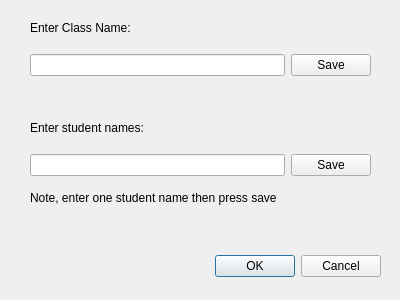
Qt form omr/interface/UI/newclass.ui (ccszwg/Exam-OMR) before a commit.
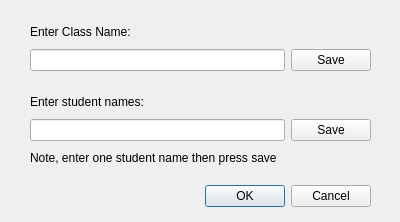
The same form after that commit.

```diff
--- a/omr/interface/UI/newclass.ui
+++ b/omr/interface/UI/newclass.ui
@@ -7,7 +7,7 @@
     <x>0</x>
     <y>0</y>
     <width>400</width>
-    <height>300</height>
+    <height>222</height>
    </rect>
   </property>
   <property name="windowTitle">
@@ -16,8 +16,8 @@
   <widget class="QDialogButtonBox" name="buttonBox">
    <property name="geometry">
     <rect>
-     <x>20</x>
-     <y>250</y>
+     <x>10</x>
+     <y>180</y>
      <width>361</width>
      <height>32</height>
     </rect>
@@ -33,81 +33,69 @@
    <property name="geometry">
     <rect>
      <x>30</x>
-     <y>40</y>
+     <y>20</y>
      <width>341</width>
      <height>51</height>
     </rect>
    </property>
    <layout class="QGridLayout" name="gridLayout">
-    <item row="0" column="1">
-     <widget class="QPushButton" name="Save_class_name">
-      <property name="text">
-       <string>Save</string>
-      </property>
-     </widget>
-    </item>
-    <item row="0" column="0">
+    <item row="1" column="0">
      <widget class="QLineEdit" name="lineEdit"/>
     </item>
+    <item row="1" column="1">
+     <widget class="QPushButton" name="Save_class_name">
+      <property name="text">
+       <string>Save</string>
+      </property>
+     </widget>
+    </item>
+    <item row="0" column="0">
+     <widget class="QLabel" name="label">
+      <property name="text">
+       <string>Enter Class Name:</string>
+      </property>
+     </widget>
+    </item>
    </layout>
   </widget>
   <widget class="QWidget" name="gridLayoutWidget_2">
    <property name="geometry">
     <rect>
      <x>30</x>
-     <y>140</y>
+     <y>90</y>
      <width>341</width>
      <height>51</height>
     </rect>
    </property>
    <layout class="QGridLayout" name="gridLayout_2">
-    <item row="0" column="1">
-     <widget class="QPushButton" name="Save_class_name_2">
-      <property name="text">
-       <string>Save</string>
-      </property>
-     </widget>
-    </item>
-    <item row="0" column="0">
+    <item row="1" column="0">
      <widget class="QLineEdit" name="lineEdit_2">
       <property name="text">
        <string/>
       </property>
      </widget>
     </item>
+    <item row="1" column="1">
+     <widget class="QPushButton" name="Save_class_name_2">
+      <property name="text">
+       <string>Save</string>
+      </property>
+     </widget>
+    </item>
+    <item row="0" column="0">
+     <widget class="QLabel" name="label_2">
+      <property name="text">
+       <string>Enter student names:</string>
+      </property>
+     </widget>
+    </item>
    </layout>
   </widget>
-  <widget class="QLabel" name="label">
-   <property name="geometry">
-    <rect>
-     <x>30</x>
-     <y>20</y>
-     <width>191</width>
-     <height>16</height>
-    </rect>
-   </property>
-   <property name="text">
-    <string>Enter Class Name:</string>
-   </property>
-  </widget>
-  <widget class="QLabel" name="label_2">
-   <property name="geometry">
-    <rect>
-     <x>30</x>
-     <y>120</y>
-     <width>191</width>
-     <height>16</height>
-    </rect>
-   </property>
-   <property name="text">
-    <string>Enter student names:</string>
-   </property>
-  </widget>
   <widget class="QLabel" name="label_3">
    <property name="geometry">
     <rect>
      <x>30</x>
-     <y>190</y>
+     <y>150</y>
      <width>341</width>
      <height>16</height>
     </rect>
```
